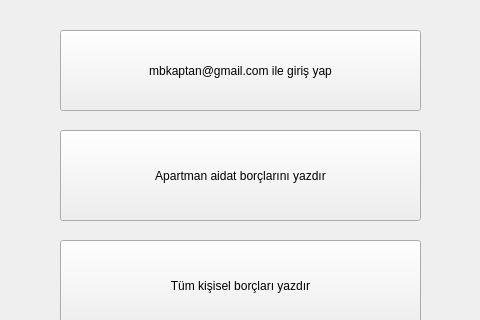
Old version of the form src/biyos.ui in the repository mfkaptan/biyos-app; both pictures show x 0 to 480 and y 0 to 320 of the 480 by 640 pixel window.
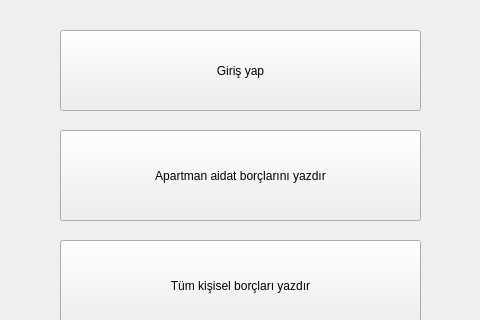
New version of the form.

Commit message: Add docx output support

What changed in the file:
```diff
--- a/src/biyos.ui
+++ b/src/biyos.ui
@@ -140,7 +140,7 @@
     </rect>
    </property>
    <property name="text">
-    <string>mbkaptan@gmail.com ile giriş yap</string>
+    <string>Giriş yap</string>
    </property>
   </widget>
  </widget>
```
The commit also changes 2 other files.
